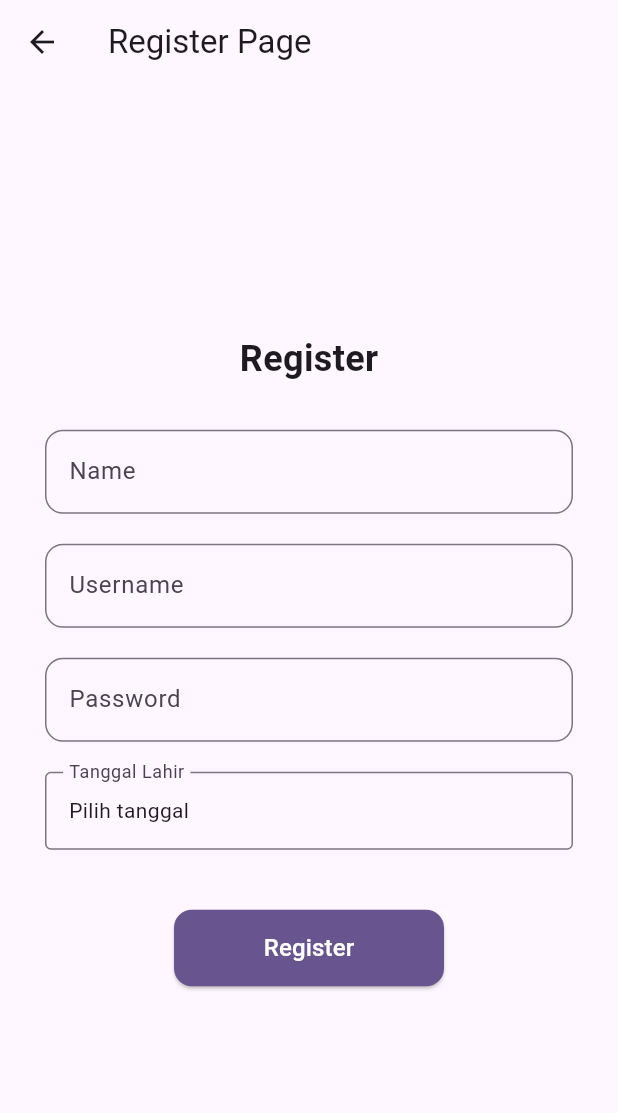
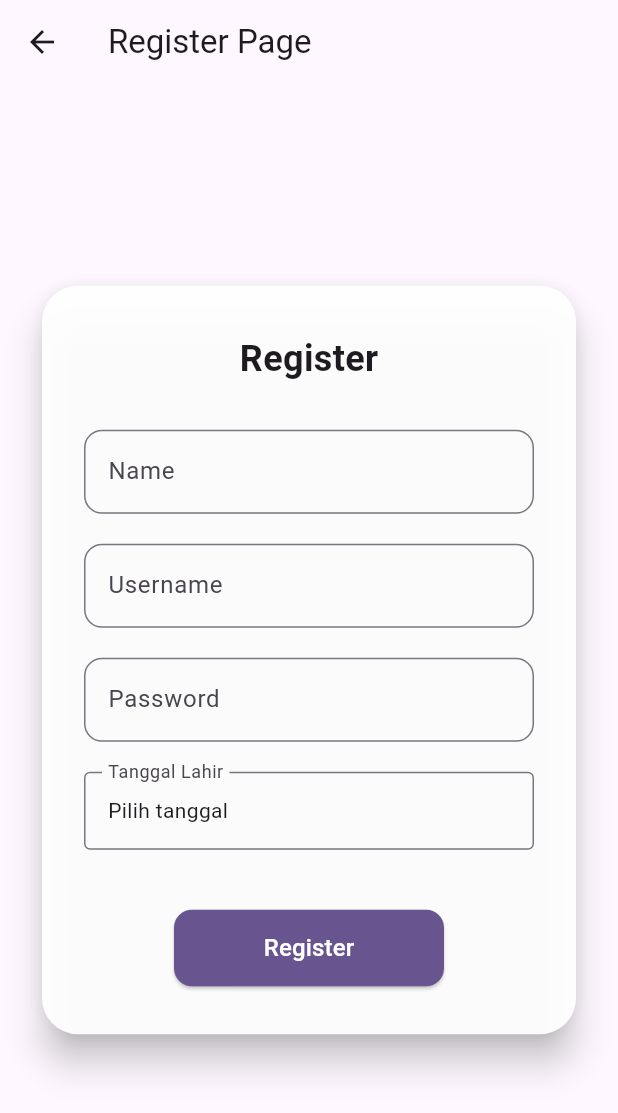
Before and after one commit to Dvonne-D-Thales/todolist, a Flutter app: the RegisterPage screen opened by its route, on a phone screen of 412 x 824 dp. Shown: the top 1113 px of the screen. Run offline on Flutter 3.47's test engine with Material 3 defaults, Android fonts, the phone set to English and light mode, and no system bars; our stand-ins replace get.

Commit message:
SingleChildScrollView

```diff
--- a/lib/pages/history_page.dart
+++ b/lib/pages/history_page.dart
@@ -11,7 +11,8 @@ class HistoryPage extends StatelessWidget {
         automaticallyImplyLeading: false,
         title: const Text('History'),
       ),
-      body: HistoryCard(
+      body: SingleChildScrollView(
+        child: HistoryCard(
           title: 'judul',
           description: 'lorem ipsum dolor sit amet',
           children: List.generate(5, (index) => ListTile(
@@ -20,6 +21,7 @@ class HistoryPage extends StatelessWidget {
             subtitle: const Text('Detail riwayat'),
           )),
         ),
+      ),
     );
   }
 }
--- a/lib/pages/register_page.dart
+++ b/lib/pages/register_page.dart
@@ -25,19 +25,32 @@ class _RegisterPageState extends State<RegisterPage> {
       body: Center(
         child: SingleChildScrollView(
           child: Padding(
-            padding: const EdgeInsets.symmetric(horizontal: 30),
+            padding: const EdgeInsets.symmetric(horizontal: 24, vertical: 24),
+            child: Card(
+              elevation: 10,
+              shape: RoundedRectangleBorder(
+                borderRadius: BorderRadius.circular(24),
+              ),
+              // ignore: deprecated_member_use
+              color: Colors.white.withOpacity(0.95),
+              child: Padding(
+                padding: const EdgeInsets.symmetric(
+                  horizontal: 28,
+                  vertical: 32,
+                ),
                 child: Column(
-              mainAxisAlignment: MainAxisAlignment.center,
+                  mainAxisSize: MainAxisSize.min,
+                  crossAxisAlignment: CrossAxisAlignment.center,
                   children: [
                     const Text(
                       "Register",
-                  style: TextStyle(fontSize: 24, fontWeight: FontWeight.bold),
+                      style: TextStyle(
+                        fontSize: 24,
+                        fontWeight: FontWeight.bold,
+                      ),
                     ),
                     const SizedBox(height: 30),
-                CustomTextField(
-                  label: "Name",
-                  controller: nameController,
-                ),
+                    CustomTextField(label: "Name", controller: nameController),
                     const SizedBox(height: 20),
                     CustomTextField(
                       label: "Username",
@@ -83,7 +96,9 @@ class _RegisterPageState extends State<RegisterPage> {
                                 ),
                               );
                             }
-                      }, borderRadius: 12, elevation: 12,
+                          },
+                          borderRadius: 12,
+                          elevation: 12,
                         ),
                       ),
                     ),
@@ -92,6 +107,8 @@ class _RegisterPageState extends State<RegisterPage> {
               ),
             ),
           ),
+        ),
+      ),
     );
   }
 }
```
Also changed, not shown: lib/pages/todolist_page.dart (+9 -1 lines). Lines whose indentation alone changed are shown as unchanged.
